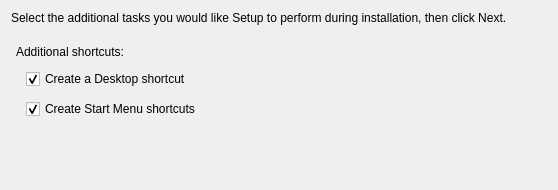
Before: the Qt Designer form resources/qtifw/packages/meta/shortcutcheckboxwidget.ui in horar/strata-host-core, drawn with Qt 5.
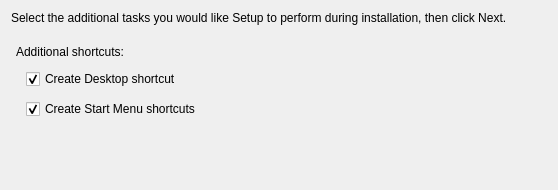
After: the same form once the commit is applied.

Patch:
```diff
--- a/resources/qtifw/packages/meta/shortcutcheckboxwidget.ui
+++ b/resources/qtifw/packages/meta/shortcutcheckboxwidget.ui
@@ -66,7 +66,7 @@
          <item>
           <widget class="QCheckBox" name="desktopCheckBox">
            <property name="text">
-            <string>Create a Desktop shortcut</string>
+            <string>Create Desktop shortcut</string>
            </property>
            <property name="checked">
             <bool>true</bool>
```
Left out of the diff: 4 changed lines with no effect on the pictures.
